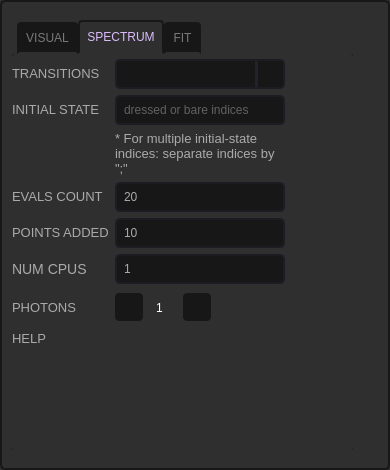
scqubits/qfit, file resources/settings.ui: the form before one commit.
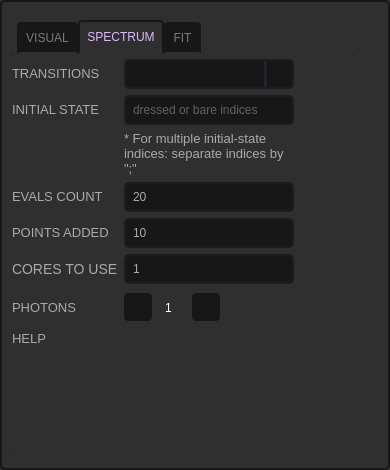
The form after the commit. Icons and pictures are not drawn. Custom widgets are drawn as their Qt base class.

Commit message: Wording changes; NUM CPUS -> CORES TO USE

```diff
--- a/resources/settings.ui
+++ b/resources/settings.ui
@@ -1152,7 +1152,7 @@
           <item row="6" column="0">
            <widget class="QLabel" name="label_4">
             <property name="text">
-             <string>NUM CPUS</string>
+             <string>CORES TO USE</string>
             </property>
            </widget>
           </item>
```
The commit also changes 3 other files.
